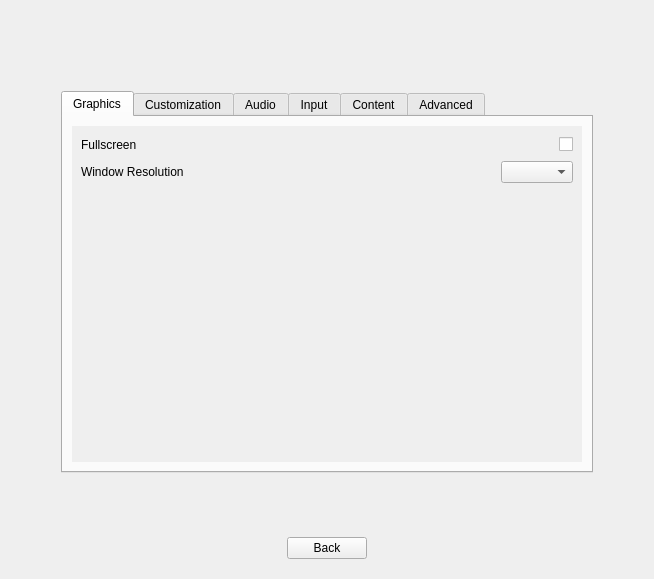
Above: src/SettingsScreen.ui from RemotelyChaotic/JOIPEngine before the change. Below: the same form after it.
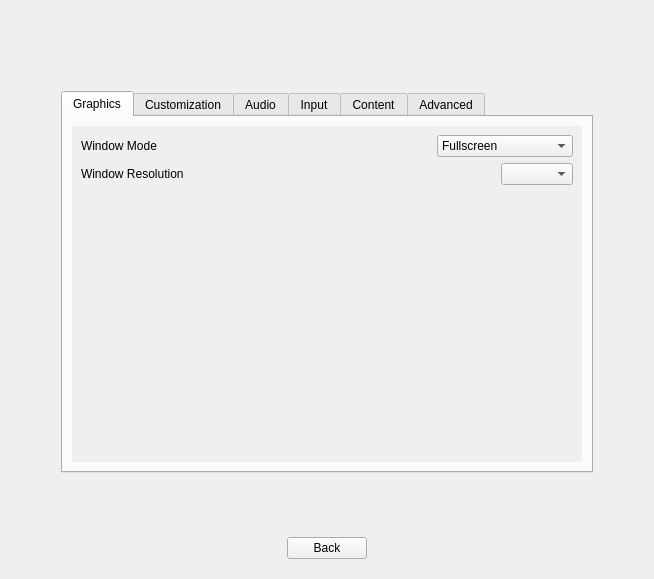
That is the form after the change. Custom widgets are drawn as their Qt base class.

Commit message: New window mode setting implemented.

The edit to the form file:
```diff
--- a/src/SettingsScreen.ui
+++ b/src/SettingsScreen.ui
@@ -222,7 +222,7 @@
               <item>
                <widget class="QLabel" name="label_3">
                 <property name="text">
-                 <string>Fullscreen</string>
+                 <string>Window Mode</string>
                 </property>
                </widget>
               </item>
@@ -240,10 +240,22 @@
                </spacer>
               </item>
               <item>
-               <widget class="QCheckBox" name="pFullscreenCheckBox">
-                <property name="text">
-                 <string/>
-                </property>
+               <widget class="QComboBox" name="pWindowModeComboBox">
+                <item>
+                 <property name="text">
+                  <string>Fullscreen</string>
+                 </property>
+                </item>
+                <item>
+                 <property name="text">
+                  <string>Borderless Window</string>
+                 </property>
+                </item>
+                <item>
+                 <property name="text">
+                  <string>Windowed</string>
+                 </property>
+                </item>
                </widget>
               </item>
              </layout>
```
Left out of the diff: 34 changed lines with no effect on the pictures. The commit also changes 11 other files.
